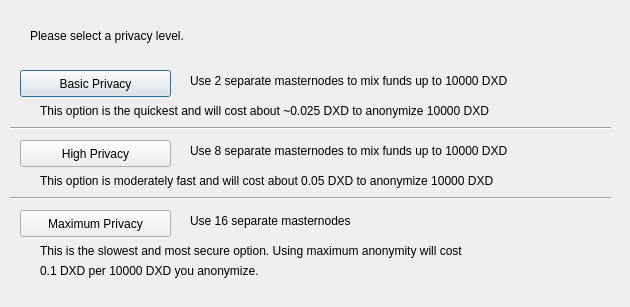
SmandeP/beb, file src/qt/forms/obfuscationconfig.ui: the form before one commit.
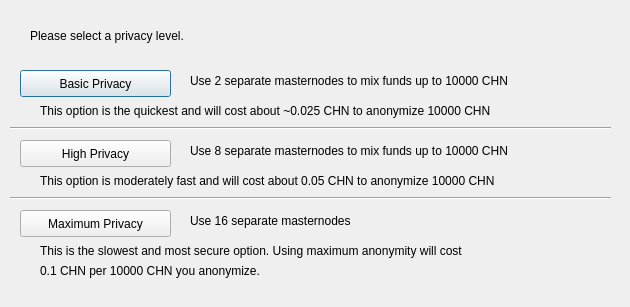
The form after the commit.

Patch:
```diff
--- a/src/qt/forms/obfuscationconfig.ui
+++ b/src/qt/forms/obfuscationconfig.ui
@@ -75,7 +75,7 @@
     </rect>
    </property>
    <property name="text">
-    <string>Use 2 separate masternodes to mix funds up to 10000 DXD</string>
+    <string>Use 2 separate masternodes to mix funds up to 10000 CHN</string>
    </property>
   </widget>
   <widget class="QLabel" name="label_3">
@@ -88,7 +88,7 @@
     </rect>
    </property>
    <property name="text">
-    <string>Use 8 separate masternodes to mix funds up to 10000 DXD</string>
+    <string>Use 8 separate masternodes to mix funds up to 10000 CHN</string>
    </property>
   </widget>
   <widget class="QLabel" name="label_4">
@@ -114,7 +114,7 @@
     </rect>
    </property>
    <property name="text">
-    <string>This option is the quickest and will cost about ~0.025 DXD to anonymize 10000 DXD</string>
+    <string>This option is the quickest and will cost about ~0.025 CHN to anonymize 10000 CHN</string>
    </property>
   </widget>
   <widget class="QLabel" name="label_7">
@@ -127,7 +127,7 @@
     </rect>
    </property>
    <property name="text">
-    <string>This option is moderately fast and will cost about 0.05 DXD to anonymize 10000 DXD</string>
+    <string>This option is moderately fast and will cost about 0.05 CHN to anonymize 10000 CHN</string>
    </property>
   </widget>
   <widget class="QLabel" name="label_8">
@@ -153,7 +153,7 @@
     </rect>
    </property>
    <property name="text">
-    <string>0.1 DXD per 10000 DXD you anonymize.</string>
+    <string>0.1 CHN per 10000 CHN you anonymize.</string>
    </property>
   </widget>
   <widget class="Line" name="line">
```
